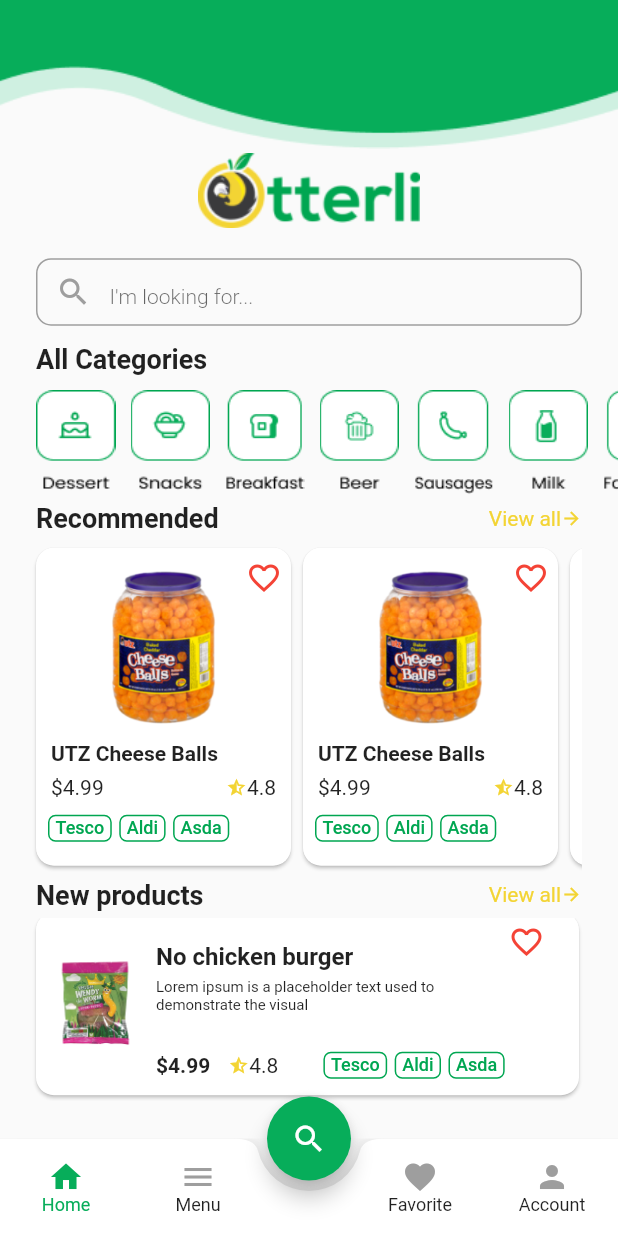
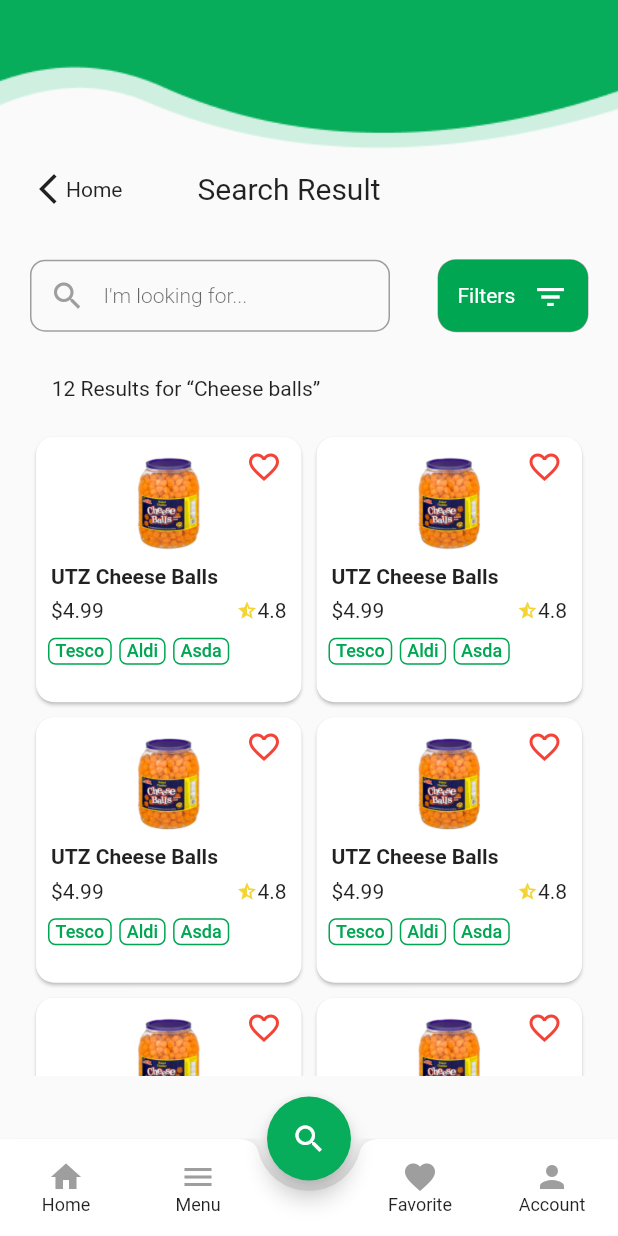
Before and after one commit to ArslanAshraf462/Assignment2, a Flutter app: the screen it shows after launch, scrolled down 528 dp, after a tap on the "search" icon, on a phone screen of 412 x 824 dp. Run offline on Flutter 3.47's test engine with Material 2 defaults, Android fonts, the phone set to English and light mode, and no system bars; our stand-ins replace flutter_rating_bar.

Commit message:
adding search result screen with custom widgets

```diff
--- a/lib/main.dart
+++ b/lib/main.dart
@@ -1,6 +1,8 @@
+import 'package:assignment_2/screens/account_screen.dart';
 import 'package:assignment_2/screens/favorite_screen.dart';
 import 'package:assignment_2/screens/home_screen.dart';
 import 'package:assignment_2/screens/menu_screen.dart';
+import 'package:assignment_2/screens/search_result_screen.dart';
 import 'package:flutter/material.dart';
 import 'package:flutter/services.dart';
 
@@ -27,6 +29,8 @@ class _MyAppState extends State<MyApp> {
     HomeScreen(),
     MenuScreen(),
     FavoriteScreen(),
+    AccountScreen(),
+    SearchResultScreen(),
   ];
 
   @override
@@ -40,7 +44,11 @@ class _MyAppState extends State<MyApp> {
       home: Scaffold(
         body: _pageOptions[selectedPage],
         floatingActionButtonLocation: FloatingActionButtonLocation.centerDocked,
-        floatingActionButton: FloatingActionBtnWidget (),
+        floatingActionButton: FloatingActionBtnWidget(onPressed: () {
+          setState(() {
+            selectedPage=4;
+          });
+        },),
         bottomNavigationBar: ClipRRect(
           child: BottomAppBar(
           shape: const CircularNotchedRectangle(),
@@ -106,11 +114,11 @@ class BottomBarBtnWidget extends StatelessWidget {
         mainAxisAlignment: MainAxisAlignment.center,
         children:  [
           selectedPage==pageNumber? Icon(icon,color: Color(0xff07AD5A),): Icon(icon,color: Colors.grey,),
-          selectedPage == pageNumber? Text(title,style: TextStyle(
+          selectedPage == pageNumber? Text(title,style: const TextStyle(
             fontSize: 12,
             fontWeight: FontWeight.w400,
-            color: const Color(0xff07AD5A),
-          ),): Text(title,style: TextStyle(
+            color: Color(0xff07AD5A),
+          ),): Text(title,style: const TextStyle(
             fontSize: 12,
             fontWeight: FontWeight.w400,
           ),),
--- /dev/null
+++ b/lib/screens/account_screen.dart
@@ -0,0 +1,11 @@
+import 'package:flutter/material.dart';
+
+class AccountScreen extends StatelessWidget {
+
+  @override
+  Widget build(BuildContext context) {
+    return Container(
+      child: Center(child: Text('This is Account screen!'),),
+    );
+  }
+}
--- /dev/null
+++ b/lib/screens/search_result_screen.dart
@@ -0,0 +1,52 @@
+import 'package:assignment_2/widgets/search_filter_widget.dart';
+import 'package:assignment_2/widgets/search_result_gridview_widget.dart';
+import 'package:assignment_2/widgets/text_field_widget.dart';
+import 'package:flutter/material.dart';
+
+import '../widgets/horizontal_sized_widget.dart';
+import '../widgets/pop_screen_widget.dart';
+import '../widgets/title_widget.dart';
+import '../widgets/vertical_sized_widget.dart';
+
+class SearchResultScreen extends StatelessWidget {
+
+  @override
+  Widget build(BuildContext context) {
+    return Scaffold(
+      body: GestureDetector(
+        onTap: () => FocusScope.of(context).requestFocus(FocusNode()),
+        child: SafeArea(
+          child: Column(
+            children: [
+              Image.asset('assets/images/top_nav.png', width: double.infinity,),
+              VerticalSizedWidget(15.0),
+              Row(
+                children: [
+                  HorizontalSizedWidget(20.0),
+                  PopScreenWidget(title: 'Home'),
+                  HorizontalSizedWidget(50.0),
+                  TitleWidget(title: 'Search Result', fontWeight: FontWeight.normal),
+                ],
+              ),
+              VerticalSizedWidget(35),
+              SearchFilterWidget(),
+              VerticalSizedWidget(30),
+              Padding(
+                padding: const EdgeInsets.only(left: 20,right: 184),
+                child: Text('12 Results for “Cheese balls”'),
+              ),
+              VerticalSizedWidget(20),
+              Padding(
+                padding: const EdgeInsets.only(left: 20,right: 20),
+                child: Container(
+                    width: double.infinity,
+                    height: 430,
+                    child: SearchResultGridViewWidget()),
+              ),
+            ],
+          ),
+        ),
+      ),
+    );
+  }
+}
--- a/lib/widgets/floating_action_btn_widget.dart
+++ b/lib/widgets/floating_action_btn_widget.dart
@@ -1,12 +1,13 @@
 import 'package:flutter/material.dart';
 
 class FloatingActionBtnWidget extends StatelessWidget {
-
+  final VoidCallback onPressed;
+FloatingActionBtnWidget({required this.onPressed});
 
   @override
   Widget build(BuildContext context) {
     return FloatingActionButton(
-      onPressed: () {},
+      onPressed: onPressed,
       backgroundColor: const Color(0xff07AD5A),
       child: const Icon(Icons.search),
     );
--- /dev/null
+++ b/lib/widgets/search_filter_widget.dart
@@ -0,0 +1,44 @@
+import 'package:flutter/material.dart';
+
+import 'text_field_widget.dart';
+
+class SearchFilterWidget extends StatelessWidget {
+  const SearchFilterWidget({Key? key}) : super(key: key);
+
+  @override
+  Widget build(BuildContext context) {
+    return Padding(
+      padding: const EdgeInsets.only(left: 20,right: 20),
+      child: Row(
+        mainAxisAlignment: MainAxisAlignment.spaceBetween,
+        children: [
+          TextFieldWidget(height: 48, width: 240, hintText: 'I\'m looking for...'),
+          Container(
+            height: 48,
+            width: 100,
+            decoration: BoxDecoration(
+              borderRadius: BorderRadius.circular(12.0),
+              color: Color(0xff00A651),
+              boxShadow: [
+                BoxShadow(
+                  color: Colors.grey.withOpacity(1),
+                  spreadRadius: 0.3,
+                )
+              ],
+            ),
+            child: Padding(
+              padding: const EdgeInsets.all(13.0),
+              child: Row(
+                mainAxisAlignment: MainAxisAlignment.spaceBetween,
+                children: const [
+                  Text('Filters',style: TextStyle(color: Colors.white),),
+                  Icon(Icons.filter_list_sharp,color: Colors.white,),
+                ],
+              ),
+            ),
+          ),
+        ],
+      ),
+    );
+  }
+}
--- /dev/null
+++ b/lib/widgets/search_result_gridview_widget.dart
@@ -0,0 +1,90 @@
+import 'package:flutter/material.dart';
+
+import 'container_widget.dart';
+import 'icon_widget.dart';
+
+class SearchResultGridViewWidget extends StatelessWidget {
+  const SearchResultGridViewWidget({Key? key}) : super(key: key);
+
+  @override
+  Widget build(BuildContext context) {
+    return GridView.builder(gridDelegate: const SliverGridDelegateWithFixedCrossAxisCount(
+      mainAxisSpacing: 2.0,
+      crossAxisSpacing: 2.0,
+      crossAxisCount: 2,
+      //childAspectRatio: 1/3,
+    ),
+
+        itemCount: 10,
+        itemBuilder: (context,index){
+          return Card(
+            elevation: 1,
+            color: const Color(0xffFFFFFF),
+            shape: RoundedRectangleBorder(borderRadius: BorderRadius.circular(12.0)),
+            child: SizedBox(
+              width: 170,
+              child: Stack(
+                children: [
+                  const Padding(
+                    padding: EdgeInsets.only(left: 140,top: 8.0),
+                    child: IconWidget(),
+                  ),
+                  Column(
+                    crossAxisAlignment: CrossAxisAlignment.start,
+                    children: [
+                      Padding(
+                        padding: const EdgeInsets.only(top: 12.0,),
+                        child: Center(
+                            child: SizedBox(
+                            height: 65,
+                            width: 77,
+                            child: Image.asset('assets/images/image.png'))),
+                      ),
+                      const Padding(
+                        padding: EdgeInsets.only(top: 8.0,left: 10.0),
+                        child: Text('UTZ Cheese Balls',style: TextStyle(
+                            fontSize: 14,
+                            fontWeight: FontWeight.w600
+                        ),),
+                      ),
+                      Padding(
+                        padding: const EdgeInsets.only(left:10.0,right: 10.0,top: 7.0),
+                        child: Row(
+                          mainAxisAlignment: MainAxisAlignment.spaceBetween,
+                          children: [
+                            const Text('\$4.99',style: TextStyle(
+                                fontSize: 14,
+                                fontWeight: FontWeight.w400
+                            ),),
+                            Row(children: const [
+                              Icon(Icons.star_half,color: Color(0xffF3D434),size: 14,),
+                              Text('4.8',style: TextStyle(
+                                  fontSize: 14,
+                                  fontWeight: FontWeight.w400
+                              ),),
+                            ],)
+                          ],
+                        ),
+                      ),
+                      Padding(
+                        padding: const EdgeInsets.only(top: 10.0,left: 8,bottom: 12.0),
+                        child: Row(
+                          children: const [
+                            ContainerWidget(text: 'Tesco'),
+                            SizedBox(width: 5,),
+                            ContainerWidget(text: 'Aldi'),
+                            SizedBox(width: 5,),
+                            ContainerWidget(text: 'Asda'),
+
+                          ],
+                        ),
+                      ),
+                    ],
+                  ),
+                ],
+              ),
+            ),
+          );
+        });
+  }
+}
```
